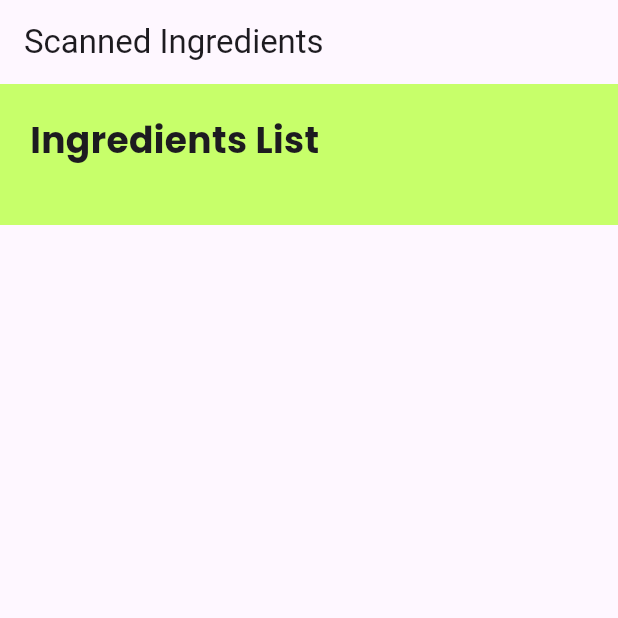
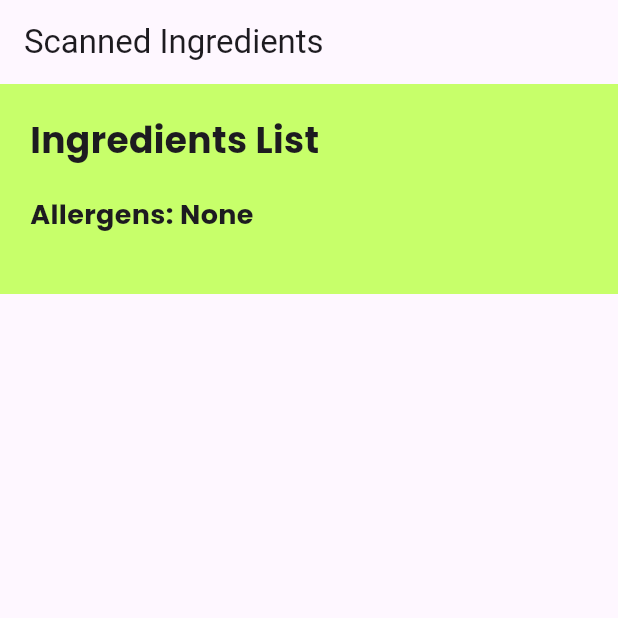
Before and after one commit to itsviv0/safeeats, a Flutter app: the ManualResultPage screen opened directly with empty values, on a phone screen of 412 x 824 dp, the top half of it. Run offline on Flutter 3.47's test engine with Material 3 defaults, Android fonts, the phone set to English and light mode, and no system bars; our stand-ins replace flutter_svg, google_fonts, image_picker; missing offline and left inert: google_ml_kit, mobile_scanner.

Commit message:
Working allergen display.

```diff
--- a/lib/screens/manual_result_screen.dart
+++ b/lib/screens/manual_result_screen.dart
@@ -3,10 +3,12 @@ import 'package:google_fonts/google_fonts.dart';
 
 class ManualResultPage extends StatelessWidget {
   final List<String> ingredients;
+  final String? allergens;
 
   const ManualResultPage({
     super.key,
     required this.ingredients,
+    this.allergens,
   });
 
   @override
@@ -27,6 +29,14 @@ class ManualResultPage extends StatelessWidget {
                 'Ingredients List',
                 style: GoogleFonts.poppins(
                   fontSize: 24,
+                  fontWeight: FontWeight.bold,
+                ),
+              ),
+              const SizedBox(height: 20),
+              Text(
+                'Allergens: ${allergens ?? 'None'}',
+                style: GoogleFonts.poppins(
+                  fontSize: 18,
                   fontWeight: FontWeight.bold,
                 ),
               ),
--- a/lib/services/preprocess_service.dart
+++ b/lib/services/preprocess_service.dart
@@ -2,7 +2,7 @@ import 'package:http/http.dart' as http;
 import 'dart:convert';
 
 // Your original function
-Future<List<String>> fetchIngredients(String ocrText) async {
+Future<dynamic> fetchIngredients(String ocrText) async {
   final encodedText = Uri.encodeComponent(ocrText);
   final baseUrl = 'https://preprocesstextsafeeats.vercel.app/';
 
@@ -12,7 +12,7 @@ Future<List<String>> fetchIngredients(String ocrText) async {
 
   if (response.statusCode == 200) {
     final data = json.decode(response.body);
-    return List<String>.from(data['ingredients']);
+    return data;
   } else {
     throw Exception('Failed to load ingredients: ${response.statusCode}');
   }
--- a/lib/services/test_preprocess.dart
+++ b/lib/services/test_preprocess.dart
@@ -3,7 +3,7 @@ import 'dart:convert';
 
 void main() async {
   final extractedText =
-      "INGREDIENTS: tonedMilk (89), Sugar, Flavor (Nature Identical and Artificial (Kaju Katri) Flavoring Substances), Stabilizers (INS 415, INS 412, INS 407), Sequestrant (INS 339 (ii)), Emulsifier (INS 471), Cashew Powder (0.05%), lodized Salt, and Synthetic Food Color (INS 110). Allergen Advice: Contains Milk & Nut";
+      "INGREDIENTS: toned Milk (89), Sugar, Flavor (Nature Identical and Artificial (Kaju Katri) Flavoring Substances), Stabilizers (INS 415, INS 412, INS 407), Sequestrant (INS 339 (ii)), Emulsifier (INS 471), Cashew Powder (0.05%), lodized Salt, and Synthetic Food Color (INS 110). Allergen Advice: Contains Milk & Nut";
   final baseUrl = Uri.parse('https://preprocesstextsafeeats.vercel.app/');
 
   final encodedText = Uri.encodeComponent(extractedText);
@@ -14,6 +14,5 @@ void main() async {
   final data = json.decode(response.body);
   final listIngredients = data['ingredients'];
   print(listIngredients);
-  final listAllergens = data['allegens'];
-  print(listAllergens);
+  final listAllergens = data['allergens'];
 }
```
Also changed, not shown: lib/screens/ingredient_scanner_screen.dart (+12 -8 lines).
